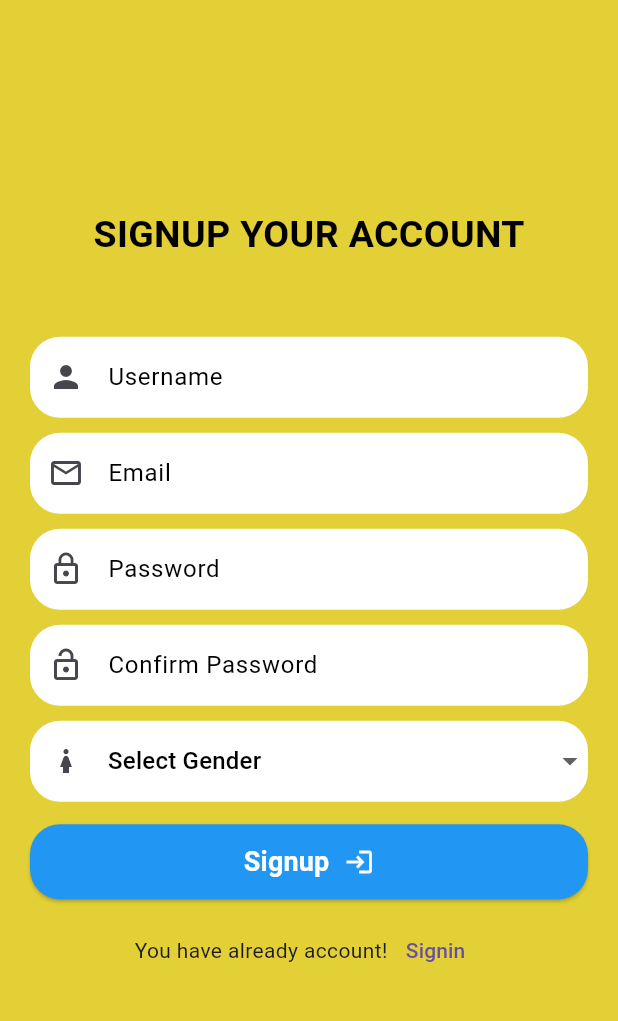
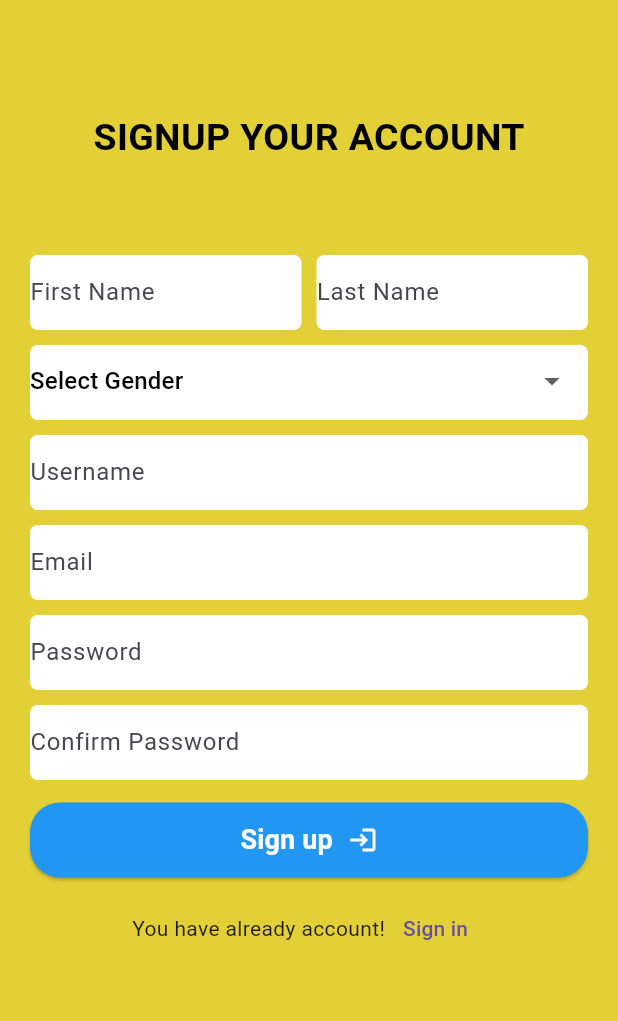
Before and after one commit to Rong-Only/Shoping, a Flutter app: the Singup_page screen opened directly, on a phone screen of 412 x 824 dp, the part 63-1084 px from its top. Run offline on Flutter 3.47's test engine with Material 3 defaults, Android fonts, the phone set to English and light mode, and no system bars; our stand-ins replace get, image_picker.

Commit message:
Update Sign Up

```diff
--- a/lib/login.dart
+++ b/lib/login.dart
@@ -176,7 +176,7 @@ class _Login_pageState extends State<Login_page> {
                         mainAxisAlignment: MainAxisAlignment.center,
                         children: [
                           Text(
-                            'Login',
+                            'Sign in',
                             style: TextStyle(
                                 color: Colors.white,
                                 fontWeight: FontWeight.bold,
@@ -207,7 +207,7 @@ class _Login_pageState extends State<Login_page> {
                                   builder: (context) => Singup_page(),
                                 ));
                           },
-                          child: Text("Singup")),
+                          child: Text("Sing up")),
                     ],
                   ),
                   Column(
--- a/lib/singup.dart
+++ b/lib/singup.dart
@@ -1,4 +1,4 @@
-// ignore_for_file: prefer_const_constructors, camel_case_types, prefer_const_literals_to_create_immutables
+// ignore_for_file: prefer_const_constructors, camel_case_types, prefer_const_literals_to_create_immutables, unused_element
 
 import 'package:demo_interview/login.dart';
 import 'package:flutter/material.dart';
@@ -11,6 +11,34 @@ class Singup_page extends StatefulWidget {
 }
 
 String? _selectedGender;
+Widget buildInputField({
+  required String hintText,
+  // required IconData icon,
+  bool obscureText = false,
+}) {
+  return Container(
+    height: 50,
+    decoration: BoxDecoration(
+      color: Colors.white,
+      borderRadius: BorderRadius.all(Radius.circular(5)),
+    ),
+    child: TextFormField(
+      obscureText: true,
+      decoration: InputDecoration(
+        border: OutlineInputBorder(),
+        labelText: hintText,
+        enabledBorder: InputBorder.none,
+        hintStyle: TextStyle(
+          color: Colors.black,
+          fontSize: 25,
+          fontWeight: FontWeight.bold,
+        ),
+        // prefixIcon: Icon(icon),
+        // contentPadding: const EdgeInsets.symmetric(vertical: 15),
+      ),
+    ),
+  );
+}
 
 class _Singup_pageState extends State<Singup_page> {
   @override
@@ -24,9 +52,10 @@ class _Singup_pageState extends State<Singup_page> {
         backgroundColor: const Color.fromARGB(255, 227, 207, 54),
       ),
       backgroundColor: const Color.fromARGB(255, 227, 207, 54),
-      body: Padding(
-        padding: const EdgeInsets.only(left: 20, right: 20),
-        child: Center(
+      body: SingleChildScrollView(
+        scrollDirection: Axis.vertical,
+        child: Padding(
+          padding: const EdgeInsets.only(left: 20, right: 20, top: 60),
           child: Column(
             mainAxisAlignment: MainAxisAlignment.center,
             children: [
@@ -38,97 +67,43 @@ class _Singup_pageState extends State<Singup_page> {
                     fontWeight: FontWeight.bold),
               ),
               SizedBox(
-                height: 50,
+                height: 60,
               ),
-              Container(
-                height: 54,
-                decoration: BoxDecoration(
-                    color: Colors.white,
-                    borderRadius: BorderRadius.all(Radius.circular(20))),
-                child: TextFormField(
-                  decoration: InputDecoration(
-                      hintText: 'Username',
-                      hintStyle: TextStyle(color: Colors.black),
-                      border: InputBorder.none, // Removes default border
-                      enabledBorder: InputBorder.none,
-                      focusedBorder: InputBorder.none,
-                      prefixIcon: Icon(Icons.person),
-                      contentPadding: const EdgeInsets.symmetric(vertical: 15)),
-                ),
-              ),
-              SizedBox(
-                height: 10,
-              ),
-              Container(
-                height: 54,
-                decoration: BoxDecoration(
-                    color: Colors.white,
-                    borderRadius: BorderRadius.all(Radius.circular(20))),
-                child: TextFormField(
-                  decoration: InputDecoration(
-                      hintText: 'Email',
-                      hintStyle: TextStyle(color: Colors.black),
-                      border: InputBorder.none, // Removes default border
-                      enabledBorder: InputBorder.none,
-                      focusedBorder: InputBorder.none,
-                      prefixIcon: Icon(Icons.email_outlined),
-                      contentPadding: const EdgeInsets.symmetric(vertical: 15)),
-                ),
-              ),
-              SizedBox(
-                height: 10,
-              ),
-              Container(
-                height: 54,
-                decoration: BoxDecoration(
-                    color: Colors.white,
-                    borderRadius: BorderRadius.all(Radius.circular(20))),
-                child: TextFormField(
-                  decoration: InputDecoration(
-                      hintText: 'Password',
-                      hintStyle: TextStyle(color: Colors.black),
-                      border: InputBorder.none, // Removes default border
-                      enabledBorder: InputBorder.none,
-                      focusedBorder: InputBorder.none,
-                      prefixIcon: Icon(Icons.lock_outline),
-                      contentPadding: const EdgeInsets.symmetric(vertical: 15)),
-                ),
-              ),
-              SizedBox(
-                height: 10,
-              ),
-              Container(
-                height: 54,
-                decoration: BoxDecoration(
-                    color: Colors.white,
-                    borderRadius: BorderRadius.all(Radius.circular(20))),
-                child: TextFormField(
-                  decoration: InputDecoration(
-                      hintText: 'Confirm Password',
-                      hintStyle: TextStyle(color: Colors.black),
-                      border: InputBorder.none, // Removes default border
-                      enabledBorder: InputBorder.none,
-                      focusedBorder: InputBorder.none,
-                      prefixIcon: Icon(Icons.lock_open_outlined),
-                      contentPadding: const EdgeInsets.symmetric(vertical: 15)),
-                ),
+              Row(
+                children: [
+                  Expanded(
+                    child: buildInputField(
+                      hintText: 'First Name',
+                      // icon: Icons.person
+                    ),
+                  ),
+                  SizedBox(width: 10),
+                  Expanded(
+                    child: buildInputField(
+                      hintText: 'Last Name',
+                      // icon: Icons.person
+                    ),
+                  ),
+                ],
               ),
               SizedBox(height: 10),
               Container(
-                height: 54,
+                height: 50,
                 decoration: BoxDecoration(
                   color: Colors.white,
-                  borderRadius: BorderRadius.all(Radius.circular(20)),
+                  borderRadius: BorderRadius.all(Radius.circular(5)),
                 ),
                 child: DropdownButtonFormField<String>(
                   decoration: InputDecoration(
-                    border: InputBorder.none,
-                    prefixIcon: Icon(Icons.girl_outlined),
-                    contentPadding: const EdgeInsets.symmetric(vertical: 15),
+                    border: OutlineInputBorder(),
+                    enabledBorder: InputBorder.none,
+                    // prefixIcon: Icon(Icons.person),
+                    // contentPadding: const EdgeInsets.symmetric(vertical: 15),
                   ),
                   hint: Text("Select Gender",
                       style: TextStyle(color: Colors.black)),
-                  items: ['Male', 'Female', 'Other']
+                  value: _selectedGender,
+                  items: ['Male', 'Female']
                       .map((gender) => DropdownMenuItem(
                             value: gender,
                             child: Text(gender),
@@ -141,6 +116,24 @@ class _Singup_pageState extends State<Singup_page> {
                   },
                 ),
               ),
+              SizedBox(height: 10),
+              buildInputField(
+                hintText: 'Username', /*icon: Icons.person*/
+              ),
+              SizedBox(height: 10),
+              buildInputField(
+                hintText: 'Email', /*icon: Icons.email_outlined*/
+              ),
+              SizedBox(height: 10),
+              buildInputField(
+                  hintText: 'Password',
+                  // icon: Icons.lock_outline,
+                  obscureText: true),
+              SizedBox(height: 10),
+              buildInputField(
+                  hintText: 'Confirm Password',
+                  // icon: Icons.lock_open_outlined,
+                  obscureText: true),
               SizedBox(
                 height: 15,
               ),
@@ -165,7 +158,7 @@ class _Singup_pageState extends State<Singup_page> {
                     mainAxisAlignment: MainAxisAlignment.center,
                     children: [
                       Text(
-                        'Signup',
+                        'Sign up',
                         style: TextStyle(
                             color: Colors.white,
                             fontWeight: FontWeight.bold,
@@ -196,7 +189,7 @@ class _Singup_pageState extends State<Singup_page> {
                               builder: (context) => Login_page(),
                             ));
                       },
-                      child: Text("Signin")),
+                      child: Text("Sign in")),
                 ],
               ),
             ],
```
Also changed, not shown: 4 other files.
